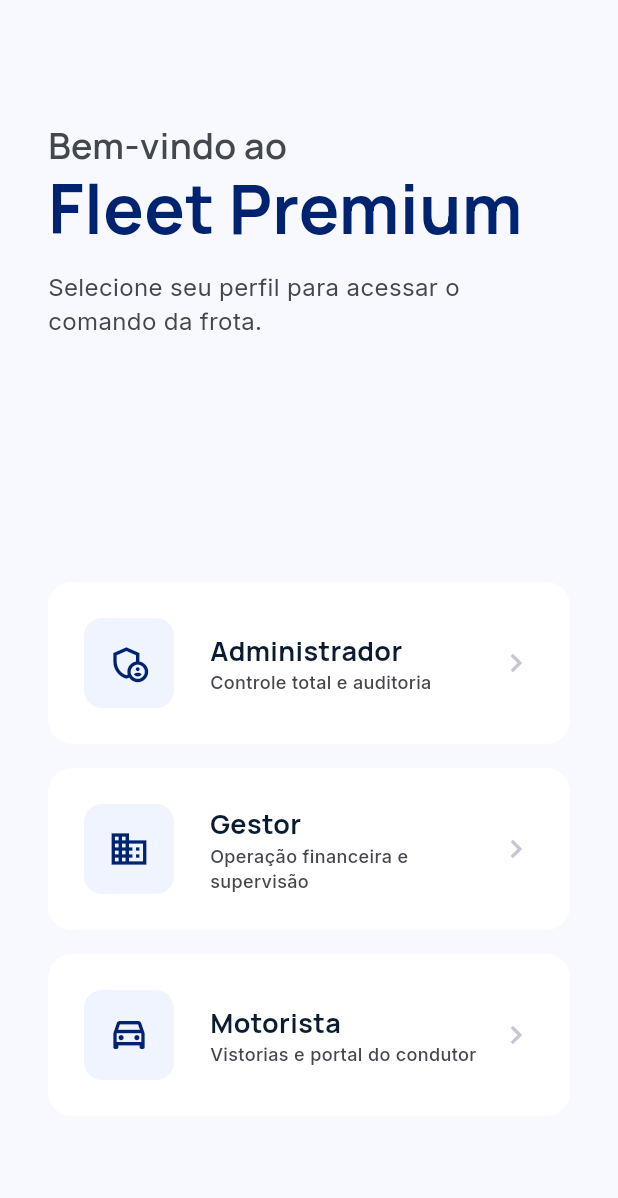
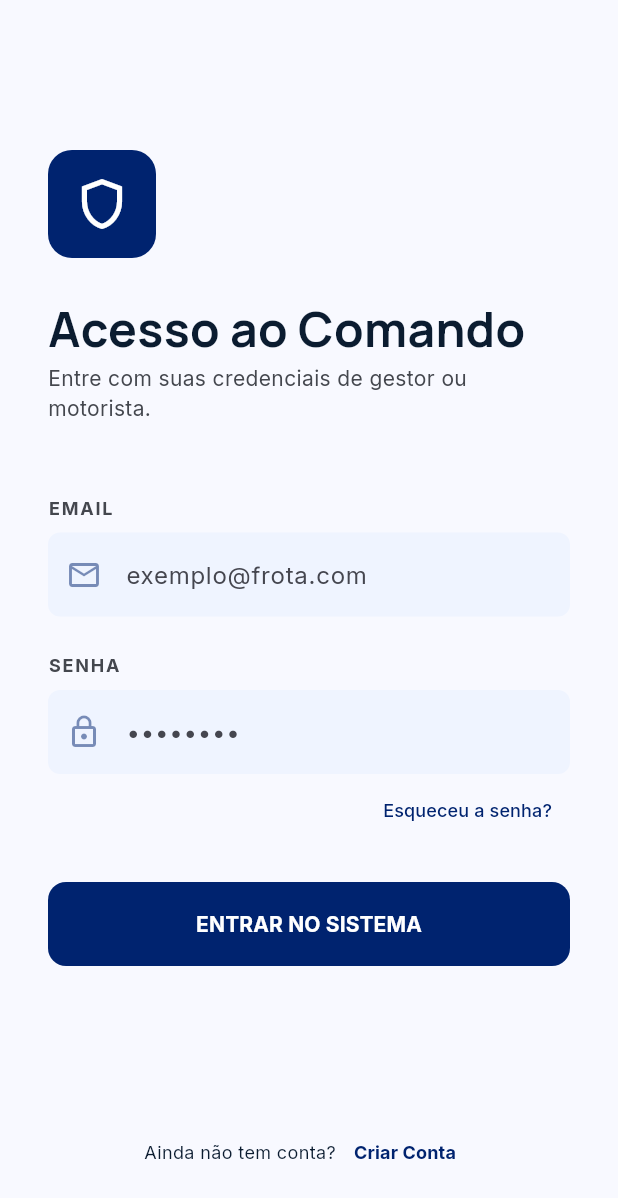
Before and after one commit to tallesdss/gestaodefrota, a Flutter app: the screen it shows after launch, on a phone screen of 412 x 824 dp. Shown: the top 1198 px of the screen. Run offline on Flutter 3.47's test engine with Material 3 defaults, Android fonts, the phone set to English and light mode, and no system bars; our stand-ins replace fl_chart, go_router, google_fonts.

Commit message:
feat: Add initial login and registration screens and establish application routing.

```diff
--- /dev/null
+++ b/frota_app/lib/core/onboarding/login_screen.dart
@@ -0,0 +1,161 @@
+import 'package:flutter/material.dart';
+import 'package:go_router/go_router.dart';
+import '../theme/app_colors.dart';
+import '../theme/app_text_styles.dart';
+import '../theme/app_spacing.dart';
+import '../routes/app_routes.dart';
+
+class LoginScreen extends StatefulWidget {
+  const LoginScreen({super.key});
+
+  @override
+  State<LoginScreen> createState() => _LoginScreenState();
+}
+
+class _LoginScreenState extends State<LoginScreen> {
+  final _emailController = TextEditingController();
+  final _passwordController = TextEditingController();
+
+  @override
+  Widget build(BuildContext context) {
+    return Scaffold(
+      backgroundColor: AppColors.surface,
+      body: SingleChildScrollView(
+        child: Container(
+          height: MediaQuery.of(context).size.height,
+          padding: const EdgeInsets.symmetric(horizontal: AppSpacing.xl),
+          child: Column(
+            crossAxisAlignment: CrossAxisAlignment.start,
+            children: [
+              const SizedBox(height: 100),
+              Container(
+                padding: const EdgeInsets.all(AppSpacing.md),
+                decoration: BoxDecoration(
+                  color: AppColors.primary,
+                  borderRadius: BorderRadius.circular(16),
+                ),
+                child: const Icon(Icons.shield_outlined, color: Colors.white, size: 40),
+              ),
+              const SizedBox(height: AppSpacing.lg),
+              Text(
+                'Acesso ao Comando',
+                style: AppTextStyles.displayMedium.copyWith(fontSize: 32),
+              ),
+              Text(
+                'Entre com suas credenciais de gestor ou motorista.',
+                style: AppTextStyles.bodyMedium.copyWith(color: AppColors.onSurfaceVariant),
+              ),
+              const SizedBox(height: AppSpacing.xxl),
+
+              _InputField(
+                label: 'EMAIL',
+                hint: 'exemplo@frota.com',
+                controller: _emailController,
+                icon: Icons.email_outlined,
+              ),
+              const SizedBox(height: AppSpacing.lg),
+              _InputField(
+                label: 'SENHA',
+                hint: '••••••••',
+                controller: _passwordController,
+                icon: Icons.lock_outline,
+                obscureText: true,
+              ),
+
+              Align(
+                alignment: Alignment.centerRight,
+                child: TextButton(
+                  onPressed: () {},
+                  child: Text('Esqueceu a senha?', style: AppTextStyles.labelMedium.copyWith(color: AppColors.primary)),
+                ),
+              ),
+
+              const SizedBox(height: AppSpacing.lg),
+              SizedBox(
+                width: double.infinity,
+                height: 56,
+                child: ElevatedButton(
+                  onPressed: () => context.go(AppRoutes.root), // Go to profile selection
+                  style: ElevatedButton.styleFrom(
+                    backgroundColor: AppColors.primary,
+                    shape: RoundedRectangleBorder(borderRadius: BorderRadius.circular(12)),
+                    elevation: 0,
+                  ),
+                  child: Text(
+                    'ENTRAR NO SISTEMA',
+                    style: AppTextStyles.labelLarge.copyWith(color: Colors.white, fontWeight: FontWeight.bold),
+                  ),
+                ),
+              ),
+
+              const Spacer(),
+              Row(
+                mainAxisAlignment: MainAxisAlignment.center,
+                children: [
+                  Text('Ainda não tem conta?', style: AppTextStyles.bodySmall),
+                  TextButton(
+                    onPressed: () => context.push('/register'),
+                    child: Text('Criar Conta', style: AppTextStyles.labelMedium.copyWith(color: AppColors.primary, fontWeight: FontWeight.bold)),
+                  ),
+                ],
+              ),
+              const SizedBox(height: AppSpacing.xl),
+            ],
+          ),
+        ),
+      ),
+    );
+  }
+}
+
+class _InputField extends StatelessWidget {
+  final String label;
+  final String hint;
+  final TextEditingController controller;
+  final IconData icon;
+  final bool obscureText;
+
+  const _InputField({
+    required this.label,
+    required this.hint,
+    required this.controller,
+    required this.icon,
+    this.obscureText = false,
+  });
+
+  @override
+  Widget build(BuildContext context) {
+    return Column(
+      crossAxisAlignment: CrossAxisAlignment.start,
+      children: [
+        Text(
+          label,
+          style: AppTextStyles.labelMedium.copyWith(
+            color: AppColors.onSurfaceVariant,
+            letterSpacing: 1.2,
+            fontWeight: FontWeight.bold,
+          ),
+        ),
+        const SizedBox(height: 8),
+        TextField(
+          controller: controller,
+          obscureText: obscureText,
+          decoration: InputDecoration(
+            hintText: hint,
+            prefixIcon: Icon(icon, color: AppColors.primary.withOpacity(0.5)),
+            filled: true,
+            fillColor: AppColors.surfaceContainerLow,
+            border: OutlineInputBorder(
+              borderRadius: BorderRadius.circular(12),
+              borderSide: BorderSide.none,
+            ),
+            focusedBorder: OutlineInputBorder(
+              borderRadius: BorderRadius.circular(12),
+              borderSide: const BorderSide(color: AppColors.primary, width: 1),
+            ),
+          ),
+        ),
+      ],
+    );
+  }
+}
--- a/frota_app/lib/core/routes/app_routes.dart
+++ b/frota_app/lib/core/routes/app_routes.dart
@@ -1,5 +1,7 @@
 import 'package:flutter/material.dart';
 import 'package:go_router/go_router.dart';
+import '../onboarding/login_screen.dart';
+import '../onboarding/register_screen.dart';
 import '../onboarding/selection_profile_screen.dart';
 import '../../admin/dashboard/admin_dashboard_screen.dart';
 import '../../admin/vehicles/vehicle_list_screen.dart';
@@ -7,8 +9,9 @@ import '../../admin/vehicles/vehicle_detail_screen.dart';
 import '../../admin/drivers/driver_list_screen.dart';
 
 class AppRoutes {
-  static const String root = '/';
-  static const String login = '/login';
+  static const String root = '/selection';
+  static const String login = '/';
+  static const String register = '/register';
   static const String adminDashboard = '/admin/dashboard';
   static const String adminVehicleList = '/admin/vehicles';
   static const String adminVehicleDetail = '/admin/vehicles/detail/:id';
@@ -16,17 +19,19 @@ class AppRoutes {
   static const String driverHome = '/driver/home';
 
   static final router = GoRouter(
-    initialLocation: root,
+    initialLocation: login,
     routes: [
+      GoRoute(
+        path: login,
+        builder: (context, state) => const LoginScreen(),
+      ),
+      GoRoute(
+        path: register,
+        builder: (context, state) => const RegisterScreen(),
+      ),
       GoRoute(
         path: root,
         builder: (context, state) => const SelectionProfileScreen(),
-      ),
-      GoRoute(
-        path: login,
-        builder: (context, state) => const Scaffold(
-          body: Center(child: Text('Login Screen (Work in Progress)')),
-        ),
       ),
       GoRoute(
         path: adminDashboard,
```
Also changed, not shown: frota_app/lib/core/onboarding/register_screen.dart (added, +150 -0 lines).
